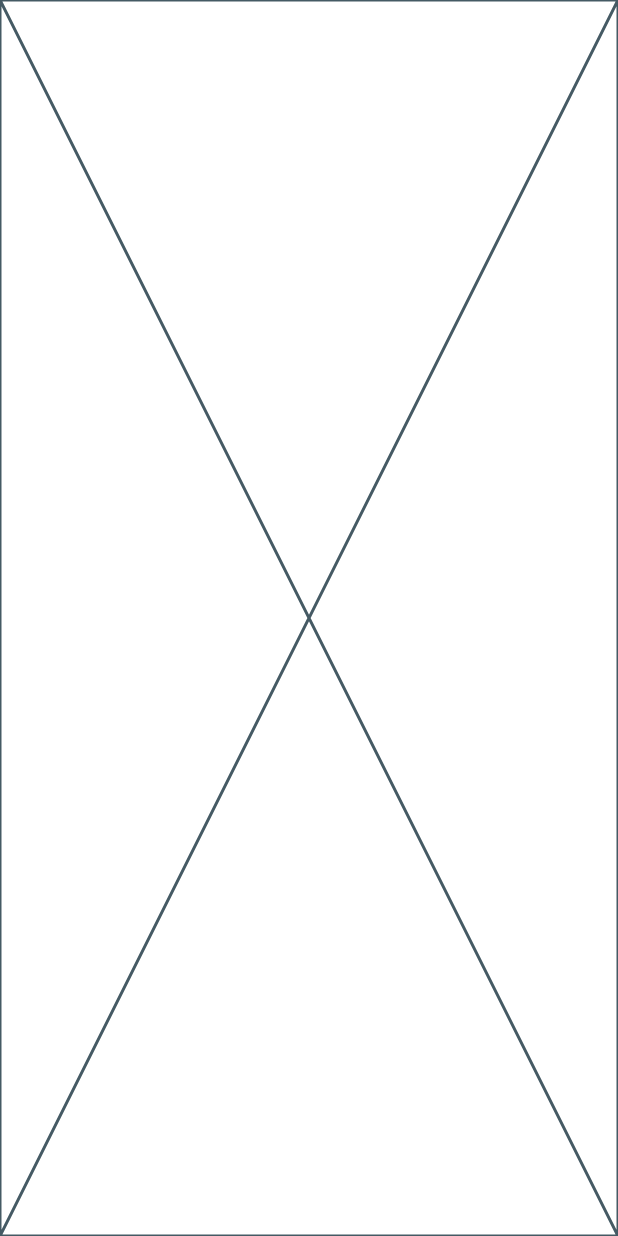
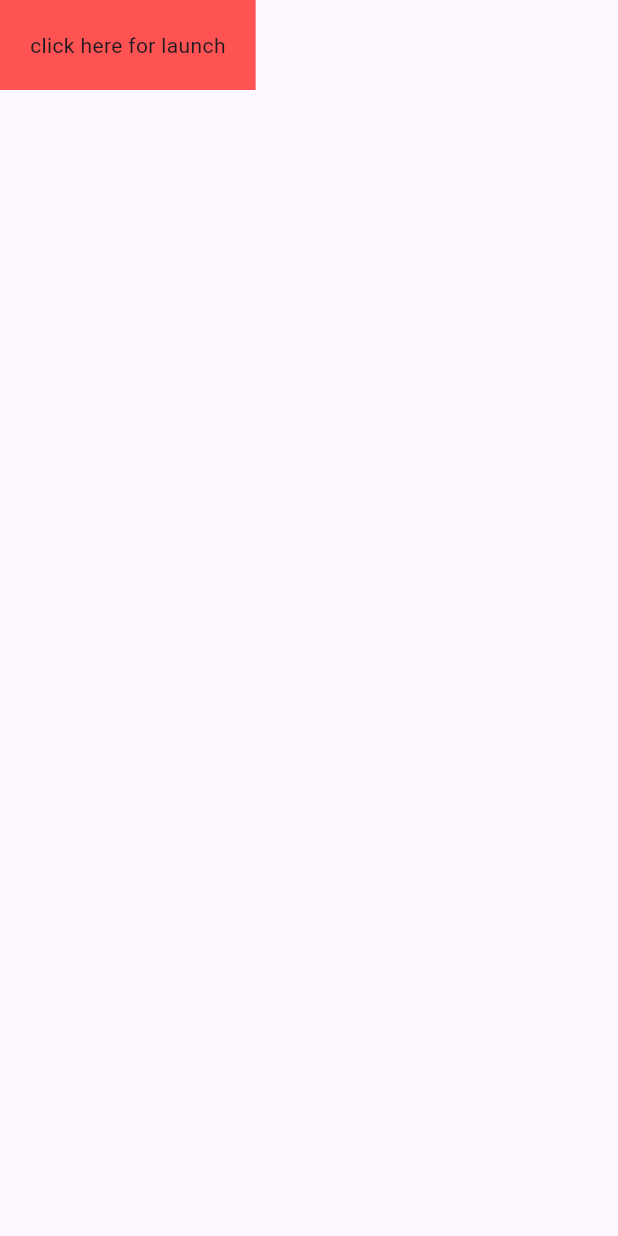
Before and after one commit to Pakhrin007/simple, a Flutter app: the screen it shows after launch, on a phone screen of 412 x 824 dp. Run offline on Flutter 3.47's test engine with Material 3 defaults, Android fonts, the phone set to English and light mode, and no system bars; our stand-ins replace animated_splash_screen, lottie, webview_flutter.

```diff
--- a/lib/main.dart
+++ b/lib/main.dart
@@ -1,6 +1,6 @@
 import 'package:flutter/material.dart';
-import 'package:simple/pages/homepage.dart';
 import 'package:simple/pages/splashscreen.dart';
+// import 'package:simple/pages/webview.dart';
 
 void main() {
   runApp(const MyApp());
--- /dev/null
+++ b/lib/urlluncher/urlluncher.dart
@@ -0,0 +1,39 @@
+import 'package:flutter/material.dart';
+import 'package:url_launcher/url_launcher.dart';
+
+class Urlluncher extends StatefulWidget {
+  const Urlluncher({super.key});
+
+  @override
+  State<Urlluncher> createState() => _UrlluncherState();
+}
+
+class _UrlluncherState extends State<Urlluncher> {
+  final Uri _url = Uri.parse('https://www.google.com'); // Define your URL here
+
+  Future<void> _launchUrl() async {
+    if (!await launchUrl(_url)) {
+      throw Exception('Could not launch $_url');
+    }
+  }
+
+  @override
+  Widget build(BuildContext context) {
+    return Scaffold(
+      body: Column(
+        children: [
+          GestureDetector(
+            onTap: () {
+              _launchUrl();
+            },
+            child: Container(
+              color: Colors.redAccent,
+              padding: EdgeInsets.all(20),
+              child: Text("click here for launch"),
+            ),
+          )
+        ],
+      ),
+    );
+  }
+}
--- a/pubspec.yaml
+++ b/pubspec.yaml
@@ -32,6 +32,8 @@ dependencies:
     sdk: flutter
   animated_splash_screen: ^1.3.0
   lottie: ^3.1.3
+  webview_flutter: ^4.10.0
+  url_launcher: ^6.3.1
 
 
   # The following adds the Cupertino Icons font to your application.
```
Also changed, not shown: assest/lottie/anime2.json (added, +1 -0 lines), lib/pages/splashscreen.dart (+19 -4 lines), lib/pages/webview.dart (added, +46 -0 lines), pubspec.lock, 8 other files.
